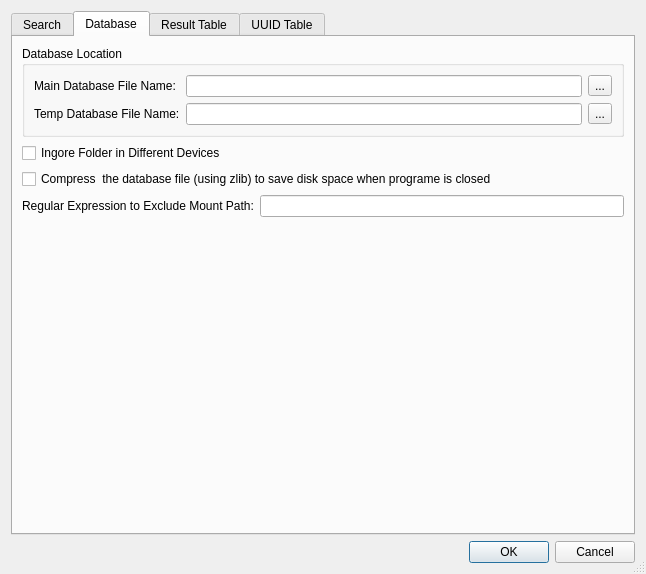
Old version of the form src/Ui_advanced_setting_dialog.ui in the repository chg-hou/DawnlightSearch.
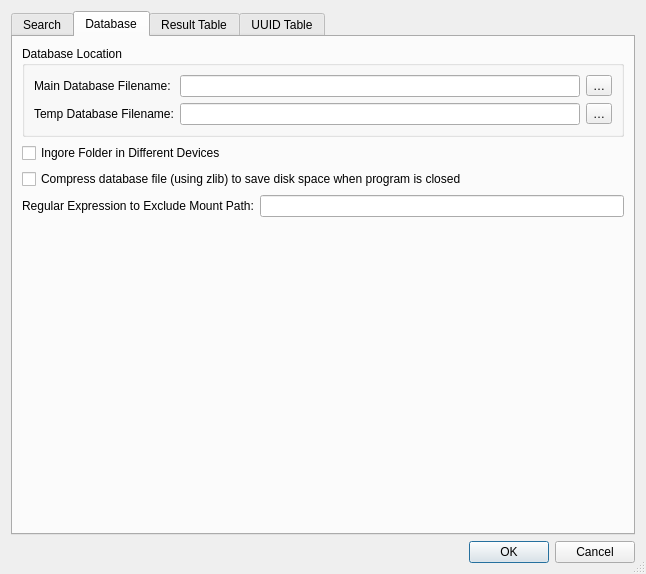
New version of the form. Icons and pictures are not drawn.

Commit message: Spelling: Filename, …, program, whitespaces removed

What changed in the file:
```diff
--- a/src/Ui_advanced_setting_dialog.ui
+++ b/src/Ui_advanced_setting_dialog.ui
@@ -548,7 +548,7 @@
           <item row="0" column="0">
            <widget class="QLabel" name="label_3">
             <property name="text">
-             <string>Main Database File Name:</string>
+             <string>Main Database Filename:</string>
             </property>
            </widget>
           </item>
@@ -558,7 +558,7 @@
           <item row="0" column="2">
            <widget class="QToolButton" name="toolButton_Database_File_Name">
             <property name="text">
-             <string>...</string>
+             <string>…</string>
             </property>
             <property name="icon">
              <iconset resource="resource_file.qrc">
@@ -569,7 +569,7 @@
           <item row="1" column="0">
            <widget class="QLabel" name="label_4">
             <property name="text">
-             <string>Temp Database File Name:</string>
+             <string>Temp Database Filename:</string>
             </property>
            </widget>
           </item>
@@ -579,7 +579,7 @@
           <item row="1" column="2">
            <widget class="QToolButton" name="toolButton_Temp_Database_File_Name">
             <property name="text">
-             <string>...</string>
+             <string>…</string>
             </property>
             <property name="icon">
              <iconset resource="resource_file.qrc">
@@ -603,7 +603,7 @@
        <item>
         <widget class="QCheckBox" name="checkBox_compress_db_file">
          <property name="text">
-          <string>Compress  the database file (using zlib) to save disk space when programe is closed</string>
+          <string>Compress database file (using zlib) to save disk space when program is closed</string>
          </property>
         </widget>
        </item>
```
Left out of the diff: 2 changed lines with no effect on the pictures.
